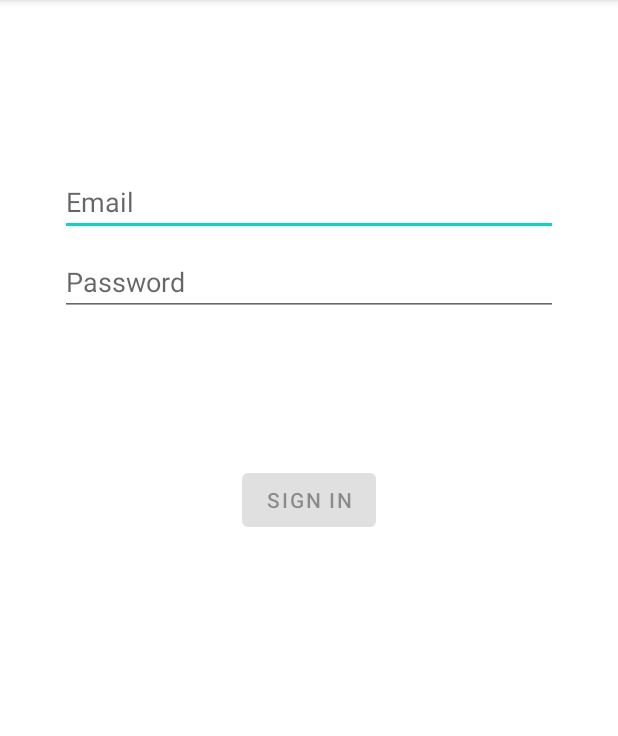
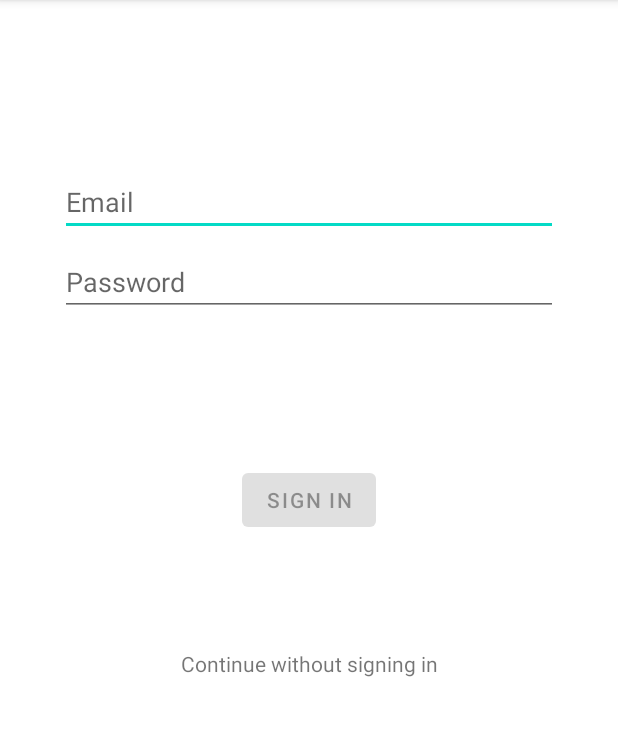
Before and after one commit to RaduVulpescu/table-tennis-tournament-android, an Android app: the screen it shows after launch (LoginActivity), on a phone screen of 412 x 824 dp, the part 84-820 px from its top. Run offline under Robolectric (Android 15) with nearby library versions, the phone set to English and light mode, and no system bars; libraries missing offline, so code that uses them is left out: com.amplifyframework, com.amplifyframework.auth, com.amplifyframework.core; 2 statements that could not run were skipped.

Commit message:
Set read-only view

```diff
--- a/app/src/main/java/com/example/tabletennistournament/modules/upcoming/UpcomingFixtureListItemViewHolder.java
+++ b/app/src/main/java/com/example/tabletennistournament/modules/upcoming/UpcomingFixtureListItemViewHolder.java
@@ -28,6 +28,8 @@ public class UpcomingFixtureListItemViewHolder extends RecyclerView.ViewHolder {
     public final LinearLayout linearLayoutUpcomingFixturePlayers;
     public final RecyclerView recyclerViewPlayers;
 
+    public final View upcomingButtonsDelimiter;
+    public final LinearLayout upcomingButtonsLinearLayout;
     public final Button startFixtureButton;
     public final Button editFixtureButton;
     public final Button deleteFixtureButton;
@@ -47,6 +49,8 @@ public class UpcomingFixtureListItemViewHolder extends RecyclerView.ViewHolder {
         this.linearLayoutUpcomingFixturePlayers = itemView.findViewById(R.id.linear_layout_upcoming_fixture_players);
         this.recyclerViewPlayers = itemView.findViewById(R.id.recycler_view_upcoming_fixture_players);
 
+        this.upcomingButtonsDelimiter = itemView.findViewById(R.id.delimiter_upcoming_buttons);
+        this.upcomingButtonsLinearLayout = itemView.findViewById(R.id.linear_layout_upcoming_buttons);
         this.startFixtureButton = itemView.findViewById(R.id.button_upcoming_start);
         this.editFixtureButton = itemView.findViewById(R.id.button_upcoming_edit);
         this.deleteFixtureButton = itemView.findViewById(R.id.button_upcoming_delete);
--- a/app/src/main/res/layout/activity_login.xml
+++ b/app/src/main/res/layout/activity_login.xml
@@ -60,6 +60,17 @@
         app:layout_constraintTop_toBottomOf="@+id/password"
         app:layout_constraintVertical_bias="0.2" />
 
+    <TextView
+        android:layout_width="wrap_content"
+        android:layout_height="wrap_content"
+        android:text="@string/continue_without_signing_in"
+        app:layout_constraintBottom_toBottomOf="parent"
+        app:layout_constraintEnd_toEndOf="parent"
+        app:layout_constraintStart_toStartOf="parent"
+        app:layout_constraintTop_toBottomOf="@+id/login"
+        android:onClick="onContinueWithoutSignIn"
+        app:layout_constraintVertical_bias="0.2"/>
+
     <ProgressBar
         android:id="@+id/loading"
         android:layout_width="wrap_content"
--- a/app/src/main/res/layout/activity_next_fixtures.xml
+++ b/app/src/main/res/layout/activity_next_fixtures.xml
@@ -56,14 +56,14 @@
     </androidx.recyclerview.widget.RecyclerView>
 
     <com.google.android.material.floatingactionbutton.FloatingActionButton
-        android:id="@+id/floating_action_button_add_player"
+        android:id="@+id/floating_action_button_add_fixture"
         android:layout_width="wrap_content"
         android:layout_height="wrap_content"
         android:layout_gravity="bottom|end"
         android:layout_margin="16dp"
         android:contentDescription="@string/player_add_button"
         android:onClick="onClickAddFixture"
-        android:visibility="visible"
+        android:visibility="invisible"
         app:layout_constraintBottom_toTopOf="@+id/bottom_navigation_upcoming"
         app:layout_constraintEnd_toEndOf="parent"
         app:srcCompat="@drawable/ic_baseline_add_24" />
--- a/app/src/main/res/layout/upcoming_fixture_list_item.xml
+++ b/app/src/main/res/layout/upcoming_fixture_list_item.xml
@@ -130,13 +130,15 @@
             </LinearLayout>
 
             <View
+                android:id="@+id/delimiter_upcoming_buttons"
                 android:layout_width="wrap_content"
                 android:layout_height="1dp"
                 android:layout_marginStart="8dp"
                 android:layout_marginTop="4dp"
                 android:layout_marginEnd="8dp"
                 android:layout_marginBottom="4dp"
-                android:background="@color/design_default_color_primary" />
+                android:background="@color/design_default_color_primary"
+                android:visibility="gone" />
 
             <LinearLayout
                 android:id="@+id/linear_layout_upcoming_buttons"
@@ -144,7 +146,7 @@
                 android:layout_height="wrap_content"
                 android:layout_margin="8dp"
                 android:orientation="horizontal"
-                android:visibility="visible">
+                android:visibility="gone">
 
                 <com.google.android.material.button.MaterialButton
                     android:id="@+id/button_upcoming_start"
--- a/app/src/main/res/values/strings.xml
+++ b/app/src/main/res/values/strings.xml
@@ -8,11 +8,6 @@
     <string name="navigation_cup">Cup</string>
     <string name="navigation_players">Players</string>
 
-    <!--
-    This string is used for square devices and overridden by hello_world in
-    values-round/strings.xml for round devices.
-    -->
-    <string name="hello_world">Hello Square World!</string>
     <string name="player_avatar">player_avatar</string>
     <string name="server_error">Something went wrong. Please try again later.</string>
     <string name="player_add_button">player_add_button</string>
@@ -57,4 +52,5 @@
     <string name="login_failed">"Login failed"</string>
     <string name="activity_label_edit_fixture">Edit Fixture</string>
     <string name="activity_label_ranking">Ranking</string>
+    <string name="continue_without_signing_in">Continue without signing in</string>
 </resources>
```
Also changed, not shown: app/src/main/java/com/example/tabletennistournament/modules/login/LoginActivity.java (+7 -0 lines), app/src/main/java/com/example/tabletennistournament/modules/players/PlayersActivity.java (+8 -1 lines), app/src/main/java/com/example/tabletennistournament/modules/upcoming/NextFixturesActivity.java (+15 -0 lines).
